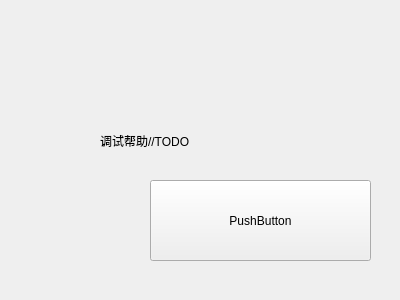
Qt form view/page/pagehelp.ui (ylxcvvan/Supermarket-Commodity-Management-System) before a commit.
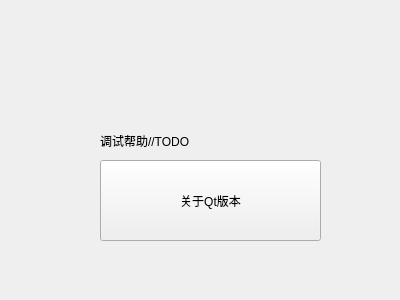
The same form after that commit.

Patch:
```diff
--- a/view/page/pagehelp.ui
+++ b/view/page/pagehelp.ui
@@ -29,14 +29,14 @@
   <widget class="QPushButton" name="pushButton">
    <property name="geometry">
     <rect>
-     <x>150</x>
-     <y>180</y>
+     <x>100</x>
+     <y>160</y>
      <width>221</width>
      <height>81</height>
     </rect>
    </property>
    <property name="text">
-    <string>PushButton</string>
+    <string>关于Qt版本</string>
    </property>
   </widget>
  </widget>
```
